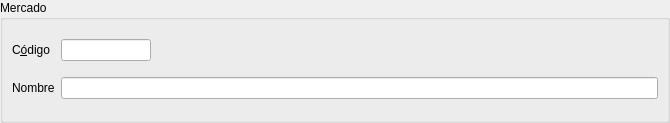
Old version of the form es.alephsistemas.gestion.almacen/mercados.dbrecord.ui in the repository dpinelo/AlephERP-MainModules.
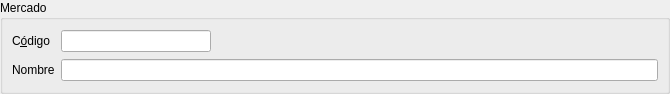
New version of the form. Custom widgets are drawn as their Qt base class.

What changed in the file:
```diff
--- a/es.alephsistemas.gestion.almacen/mercados.dbrecord.ui
+++ b/es.alephsistemas.gestion.almacen/mercados.dbrecord.ui
@@ -7,7 +7,7 @@
     <x>0</x>
     <y>0</y>
     <width>670</width>
-    <height>123</height>
+    <height>94</height>
    </rect>
   </property>
   <property name="windowTitle">
@@ -47,6 +47,12 @@
       </item>
       <item row="0" column="1">
        <widget class="DBLineEdit" name="db_codigo">
+        <property name="minimumSize">
+         <size>
+          <width>150</width>
+          <height>0</height>
+         </size>
+        </property>
         <property name="fieldName" stdset="0">
          <string>codigo</string>
         </property>
```
Left out of the diff: 1 changed line with no effect on the pictures.
